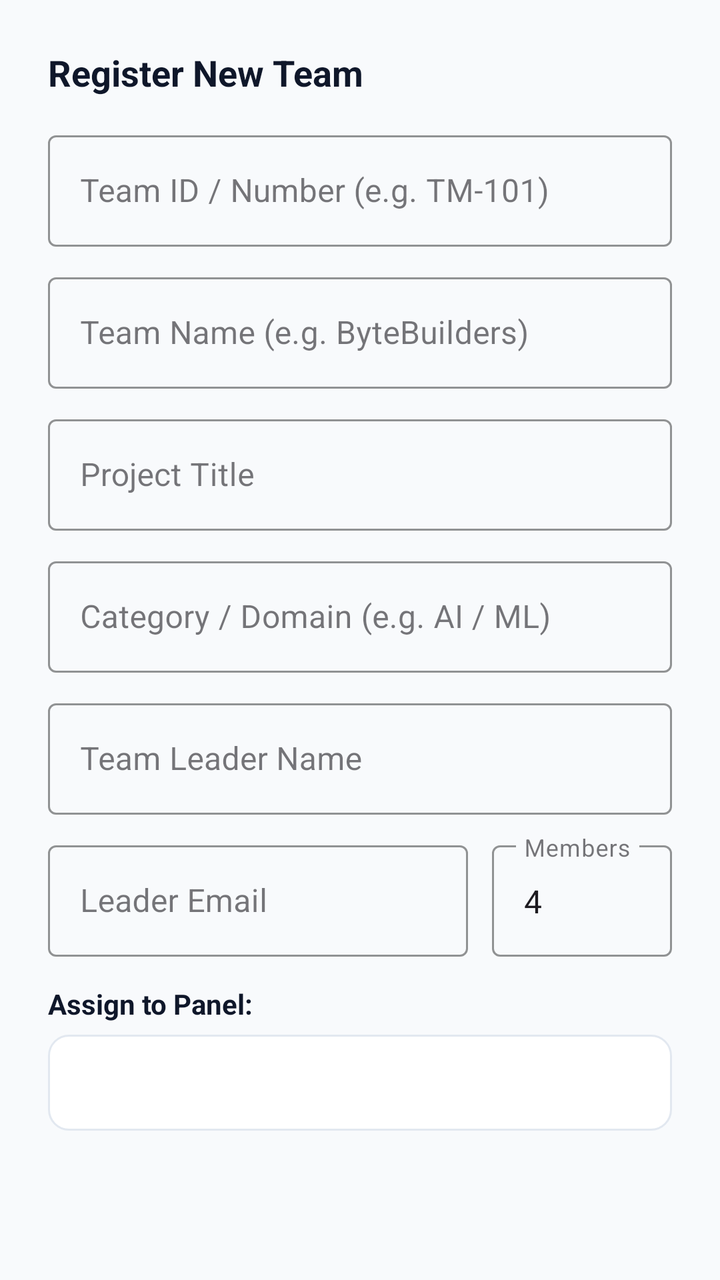
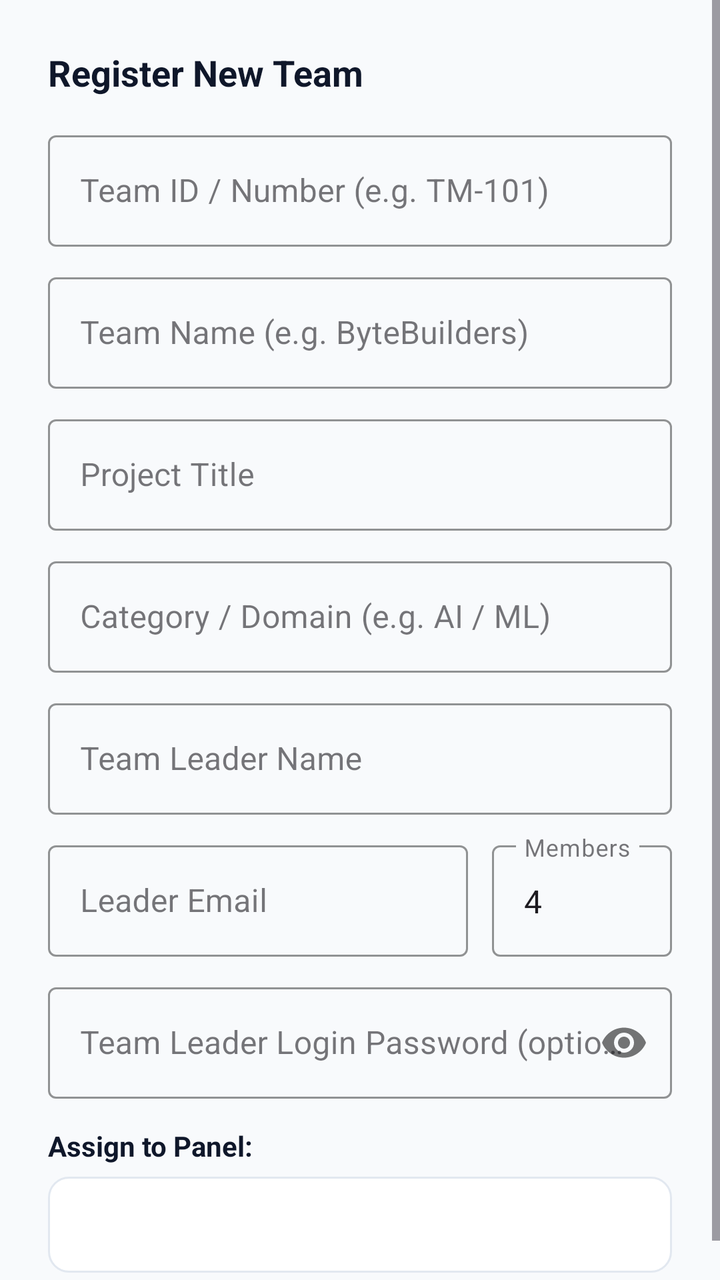

Compare the two renders of this Android layout. The source of the first and the diff that turns it into the second are given below.
<!-- AndroidManifest.xml: application theme Theme.Judgex -->
<!-- res/layout/dialog_add_team.xml -->
<?xml version="1.0" encoding="utf-8"?>
<ScrollView xmlns:android="http://schemas.android.com/apk/res/android"
    xmlns:app="http://schemas.android.com/apk/res-auto"
    android:layout_width="match_parent"
    android:layout_height="wrap_content">

    <LinearLayout
        android:layout_width="match_parent"
        android:layout_height="wrap_content"
        android:orientation="vertical"
        android:padding="24dp">

        <TextView
            android:id="@+id/tvDialogTitle"
            android:layout_width="wrap_content"
            android:layout_height="wrap_content"
            android:text="Register New Team"
            android:textColor="@color/text_primary"
            android:textSize="18sp"
            android:textStyle="bold" />

        <com.google.android.material.textfield.TextInputLayout
            android:id="@+id/tilTeamNumber"
            style="@style/Widget.MaterialComponents.TextInputLayout.OutlinedBox"
            android:layout_width="match_parent"
            android:layout_height="wrap_content"
            android:layout_marginTop="14dp"
            android:hint="Team ID / Number (e.g. TM-101)"
            app:boxStrokeColor="@color/accent">

            <com.google.android.material.textfield.TextInputEditText
                android:id="@+id/etTeamNumber"
                android:layout_width="match_parent"
                android:layout_height="wrap_content"
                android:inputType="textCapCharacters" />

        </com.google.android.material.textfield.TextInputLayout>

        <com.google.android.material.textfield.TextInputLayout
            android:id="@+id/tilTeamName"
            style="@style/Widget.MaterialComponents.TextInputLayout.OutlinedBox"
            android:layout_width="match_parent"
            android:layout_height="wrap_content"
            android:layout_marginTop="10dp"
            android:hint="Team Name (e.g. ByteBuilders)"
            app:boxStrokeColor="@color/accent">

            <com.google.android.material.textfield.TextInputEditText
                android:id="@+id/etTeamName"
                android:layout_width="match_parent"
                android:layout_height="wrap_content"
                android:inputType="textCapWords" />

        </com.google.android.material.textfield.TextInputLayout>

        <com.google.android.material.textfield.TextInputLayout
            android:id="@+id/tilProjectTitle"
            style="@style/Widget.MaterialComponents.TextInputLayout.OutlinedBox"
            android:layout_width="match_parent"
            android:layout_height="wrap_content"
            android:layout_marginTop="10dp"
            android:hint="Project Title"
            app:boxStrokeColor="@color/accent">

            <com.google.android.material.textfield.TextInputEditText
                android:id="@+id/etProjectTitle"
                android:layout_width="match_parent"
                android:layout_height="wrap_content"
                android:inputType="textCapSentences" />

        </com.google.android.material.textfield.TextInputLayout>

        <com.google.android.material.textfield.TextInputLayout
            android:id="@+id/tilCategory"
            style="@style/Widget.MaterialComponents.TextInputLayout.OutlinedBox"
            android:layout_width="match_parent"
            android:layout_height="wrap_content"
            android:layout_marginTop="10dp"
            android:hint="Category / Domain (e.g. AI / ML)"
            app:boxStrokeColor="@color/accent">

            <com.google.android.material.textfield.TextInputEditText
                android:id="@+id/etCategory"
                android:layout_width="match_parent"
                android:layout_height="wrap_content"
                android:inputType="textCapWords" />

        </com.google.android.material.textfield.TextInputLayout>

        <com.google.android.material.textfield.TextInputLayout
            android:id="@+id/tilLeaderName"
            style="@style/Widget.MaterialComponents.TextInputLayout.OutlinedBox"
            android:layout_width="match_parent"
            android:layout_height="wrap_content"
            android:layout_marginTop="10dp"
            android:hint="Team Leader Name"
            app:boxStrokeColor="@color/accent">

            <com.google.android.material.textfield.TextInputEditText
                android:id="@+id/etLeaderName"
                android:layout_width="match_parent"
                android:layout_height="wrap_content"
                android:inputType="textPersonName" />

        </com.google.android.material.textfield.TextInputLayout>

        <LinearLayout
            android:layout_width="match_parent"
            android:layout_height="wrap_content"
            android:layout_marginTop="10dp"
            android:orientation="horizontal">

            <com.google.android.material.textfield.TextInputLayout
                android:id="@+id/tilLeaderEmail"
                style="@style/Widget.MaterialComponents.TextInputLayout.OutlinedBox"
                android:layout_width="0dp"
                android:layout_height="wrap_content"
                android:layout_marginEnd="6dp"
                android:layout_weight="1"
                android:hint="Leader Email"
                app:boxStrokeColor="@color/accent">

                <com.google.android.material.textfield.TextInputEditText
                    android:id="@+id/etLeaderEmail"
                    android:layout_width="match_parent"
                    android:layout_height="wrap_content"
                    android:inputType="textEmailAddress" />

            </com.google.android.material.textfield.TextInputLayout>

            <com.google.android.material.textfield.TextInputLayout
                android:id="@+id/tilMemberCount"
                style="@style/Widget.MaterialComponents.TextInputLayout.OutlinedBox"
                android:layout_width="90dp"
                android:layout_height="wrap_content"
                android:layout_marginStart="6dp"
                android:hint="Members"
                app:boxStrokeColor="@color/accent">

                <com.google.android.material.textfield.TextInputEditText
                    android:id="@+id/etMemberCount"
                    android:layout_width="match_parent"
                    android:layout_height="wrap_content"
                    android:inputType="number"
                    android:text="4" />

            </com.google.android.material.textfield.TextInputLayout>

        </LinearLayout>

        <TextView
            android:layout_width="wrap_content"
            android:layout_height="wrap_content"
            android:layout_marginTop="14dp"
            android:text="Assign to Panel:"
            android:textColor="@color/text_primary"
            android:textSize="14sp"
            android:textStyle="bold" />

        <Spinner
            android:id="@+id/spinnerPanels"
            android:layout_width="match_parent"
            android:layout_height="48dp"
            android:layout_marginTop="6dp"
            android:background="@drawable/bg_card_rounded" />

    </LinearLayout>

</ScrollView>
<!-- resources referenced by this layout -->
<resources>
  <color name="accent">#2563EB</color>
  <color name="text_primary">#0F172A</color>
  <!-- drawable bg_card_rounded (drawable) -->
  <?xml version="1.0" encoding="utf-8"?>
  <shape xmlns:android="http://schemas.android.com/apk/res/android">
      <solid android:color="@color/surface" />
      <corners android:radius="10dp" />
      <stroke android:width="1dp" android:color="@color/card_border" />
      <padding android:left="12dp" android:top="8dp" android:right="12dp" android:bottom="8dp" />
  </shape>
  <style name="Theme.Judgex" parent="Theme.Material3.DayNight.NoActionBar">
          
          <item name="colorPrimary">@color/accent</item>
          <item name="colorPrimaryVariant">@color/primary_dark</item>
          <item name="colorOnPrimary">@color/white</item>
          
          <item name="colorSecondary">@color/accent_light</item>
          <item name="colorSecondaryVariant">@color/accent</item>
          <item name="colorOnSecondary">@color/white</item>
          
          <item name="android:statusBarColor">@color/primary</item>
          <item name="android:windowLightStatusBar">false</item>
          
          <item name="android:windowBackground">@color/background</item>
      </style>
  <color name="surface">#FFFFFF</color>
  <color name="card_border">#E2E8F0</color>
  <color name="primary_dark">#020617</color>
  <color name="white">#FFFFFF</color>
  <color name="accent_light">#3B82F6</color>
  <color name="primary">#0F172A</color>
  <color name="background">#F8FAFC</color>
</resources>

<!-- the commit's change to res/layout/dialog_add_team.xml (unified diff, before → after) -->
@@ -148,6 +148,24 @@
 
         </LinearLayout>
 
+        <com.google.android.material.textfield.TextInputLayout
+            android:id="@+id/tilLeaderPassword"
+            style="@style/Widget.MaterialComponents.TextInputLayout.OutlinedBox"
+            android:layout_width="match_parent"
+            android:layout_height="wrap_content"
+            android:layout_marginTop="10dp"
+            android:hint="Team Leader Login Password (optional, min 6 chars)"
+            app:passwordToggleEnabled="true"
+            app:boxStrokeColor="@color/accent">
+
+            <com.google.android.material.textfield.TextInputEditText
+                android:id="@+id/etLeaderPassword"
+                android:layout_width="match_parent"
+                android:layout_height="wrap_content"
+                android:inputType="textPassword" />
+
+        </com.google.android.material.textfield.TextInputLayout>
+
         <TextView
             android:layout_width="wrap_content"
             android:layout_height="wrap_content"
